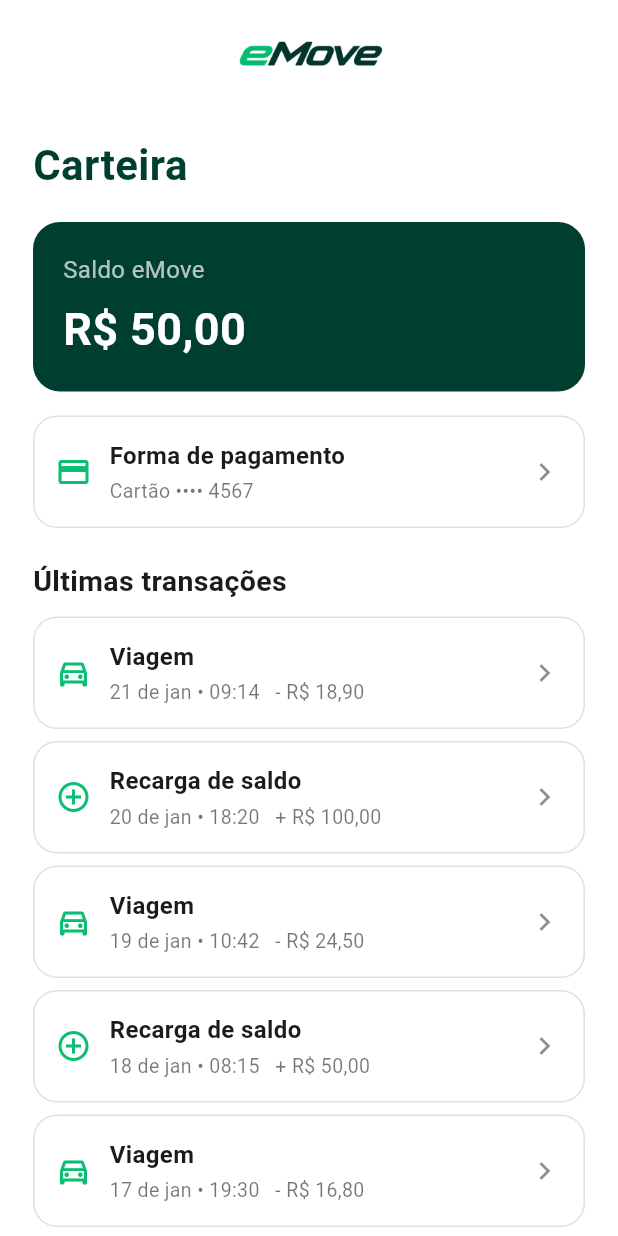
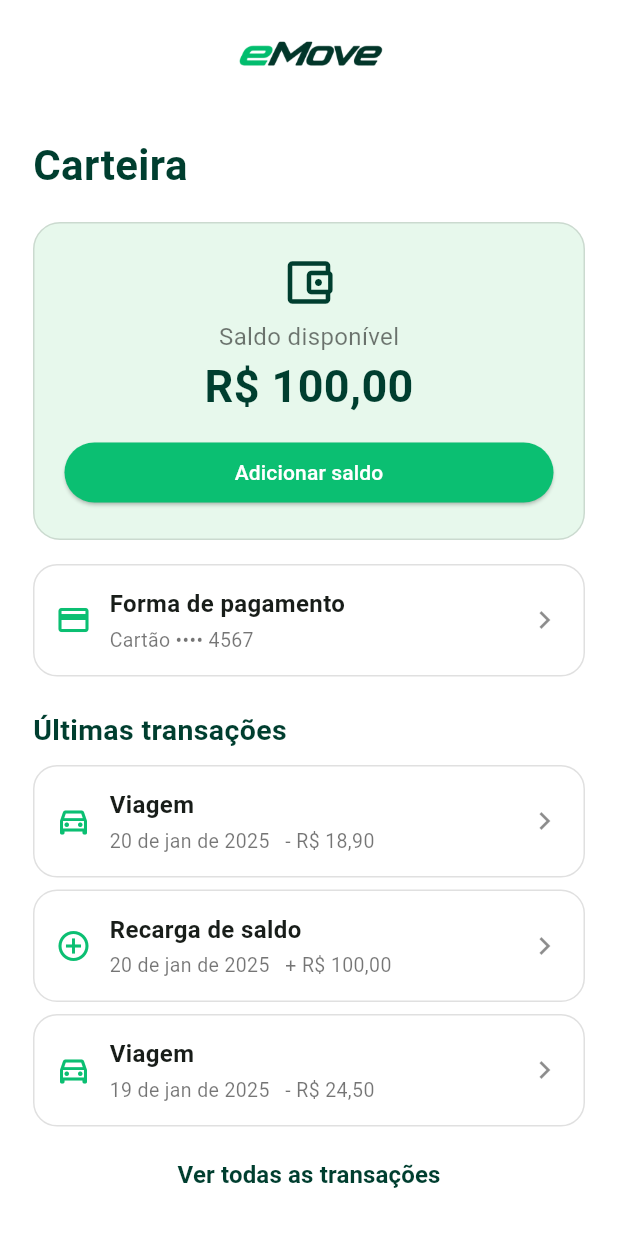
Before and after one commit to contatoraulwag-glitch/emove-app, a Flutter app: the PassengerWallet widget shown alone on an empty page, opened directly, on a phone screen of 412 x 824 dp. Run offline on Flutter 3.47's test engine with Material 3 defaults, Android fonts, the phone set to English and light mode, and no system bars; our stand-ins replace image_picker, permission_handler, shared_preferences; missing offline and left inert: app_settings; accounts and stored records are empty.

Commit message:
Atualizar tela da carteira do passageiro

```diff
--- a/lib/main.dart
+++ b/lib/main.dart
@@ -447,21 +447,19 @@ class PassengerTrips extends StatelessWidget {
 class PassengerWallet extends StatelessWidget {
   const PassengerWallet({super.key});
   @override
-  Widget build(BuildContext context) => const PassengerPageFrame(
+  Widget build(BuildContext context) => PassengerPageFrame(
         title: 'Carteira',
         child: Column(crossAxisAlignment: CrossAxisAlignment.start, children: [
-          BalanceCard(),
-          SizedBox(height: 16),
-          PassengerListTile(icon: Icons.credit_card, title: 'Forma de pagamento', subtitle: 'Cartão •••• 4567'),
-          SizedBox(height: 14),
-          Text('Últimas transações', style: TextStyle(fontSize: 19, fontWeight: FontWeight.w700)),
-          SizedBox(height: 10),
-          PassengerListTile(icon: Icons.directions_car_outlined, title: 'Viagem', subtitle: '21 de jan • 09:14   - R\$ 18,90'),
-          PassengerListTile(icon: Icons.add_circle_outline, title: 'Recarga de saldo', subtitle: '20 de jan • 18:20   + R\$ 100,00'),
-          PassengerListTile(icon: Icons.directions_car_outlined, title: 'Viagem', subtitle: '19 de jan • 10:42   - R\$ 24,50'),
-          PassengerListTile(icon: Icons.add_circle_outline, title: 'Recarga de saldo', subtitle: '18 de jan • 08:15   + R\$ 50,00'),
-          PassengerListTile(icon: Icons.directions_car_outlined, title: 'Viagem', subtitle: '17 de jan • 19:30   - R\$ 16,80'),
-          PassengerListTile(icon: Icons.directions_car_outlined, title: 'Viagem', subtitle: '16 de jan • 07:55   - R\$ 12,90'),
+          Container(width: double.infinity, padding: const EdgeInsets.all(20), decoration: BoxDecoration(color: const Color(0xFFE7F8EC), border: Border.all(color: Colors.black12), borderRadius: BorderRadius.circular(18)), child: Column(children: [const Icon(Icons.account_balance_wallet_outlined, color: darkGreen, size: 38), const SizedBox(height: 6), const Text('Saldo disponível', style: TextStyle(color: Colors.black54, fontSize: 16)), const Text('R\$ 100,00', style: TextStyle(color: darkGreen, fontSize: 30, fontWeight: FontWeight.w700)), const SizedBox(height: 12), SizedBox(width: double.infinity, child: ElevatedButton(onPressed: () => ScaffoldMessenger.of(context).showSnackBar(const SnackBar(content: Text('Recarga de saldo estará disponível nesta etapa.'))), style: ElevatedButton.styleFrom(backgroundColor: green, foregroundColor: Colors.white), child: const Text('Adicionar saldo')))])),
+          const SizedBox(height: 16),
+          PassengerListTile(icon: Icons.credit_card, title: 'Forma de pagamento', subtitle: 'Cartão •••• 4567', onTap: () => ScaffoldMessenger.of(context).showSnackBar(const SnackBar(content: Text('Gerenciamento de cartões estará disponível nesta etapa.')))),
+          const SizedBox(height: 14),
+          const Text('Últimas transações', style: TextStyle(fontSize: 19, fontWeight: FontWeight.w700, color: darkGreen)),
+          const SizedBox(height: 10),
+          const PassengerListTile(icon: Icons.directions_car_outlined, title: 'Viagem', subtitle: '20 de jan de 2025   - R\$ 18,90'),
+          const PassengerListTile(icon: Icons.add_circle_outline, title: 'Recarga de saldo', subtitle: '20 de jan de 2025   + R\$ 100,00'),
+          const PassengerListTile(icon: Icons.directions_car_outlined, title: 'Viagem', subtitle: '19 de jan de 2025   - R\$ 24,50'),
+          Center(child: TextButton(onPressed: () => ScaffoldMessenger.of(context).showSnackBar(const SnackBar(content: Text('Histórico completo estará disponível nesta etapa.'))), child: const Text('Ver todas as transações', style: TextStyle(color: darkGreen, fontSize: 16, fontWeight: FontWeight.w600)))),
         ]),
       );
 }
```
